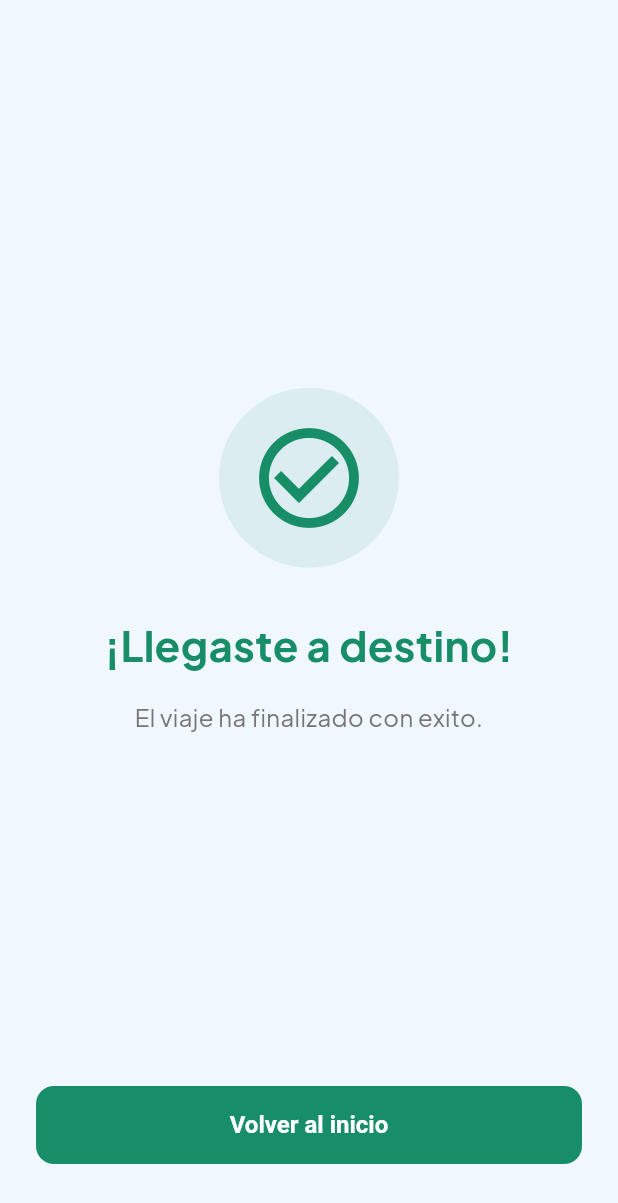
After one commit to CatalystXZR/uniride, a Flutter app: the ArrivalScreen screen opened by its route, on a phone screen of 412 x 824 dp. The commit adds this screen. Shown: the top 1203 px of the screen. Run offline on Flutter 3.47's test engine with Material 3 defaults, Android fonts, the phone set to English and light mode, and no system bars; our stand-ins replace flutter_local_notifications, flutter_riverpod, go_router, google_fonts, image_picker, supabase_flutter; accounts and stored records are empty.

Commit message:
feat: add complete ride manual + arrival screen for Apple review
- Add complete_ride_manual RPC for driver to finish ride
- Add Finalizar Viaje button in driver rides screen
- Add ArrivalScreen for passenger completion

```diff
--- a/turnoapp/lib/app/router.dart
+++ b/turnoapp/lib/app/router.dart
@@ -27,6 +27,7 @@ import '../features/wallet/wallet_screen.dart';
 import '../features/my_rides/my_rides_screen.dart';
 import '../features/my_rides/driver_rides_screen.dart';
 import '../features/my_rides/active_trip_screen.dart';
+import '../features/my_rides/arrival_screen.dart';
 import '../features/legal/terms_screen.dart';
 import '../features/legal/privacy_policy_screen.dart';
 import '../features/legal/support_screen.dart';
@@ -75,6 +76,7 @@ final GoRouter appRouter = GoRouter(
     ),
     GoRoute(path: '/wallet', builder: (_, __) => const WalletScreen()),
     GoRoute(path: '/my-rides', builder: (_, __) => const MyRidesScreen()),
+    GoRoute(path: '/arrival', builder: (_, __) => const ArrivalScreen()),
     GoRoute(
       path: '/active-trip/:bookingId',
       builder: (_, state) =>
--- /dev/null
+++ b/turnoapp/lib/features/my_rides/arrival_screen.dart
@@ -0,0 +1,77 @@
+import 'package:flutter/material.dart';
+import 'package:go_router/go_router.dart';
+
+import '../../app/theme.dart';
+
+class ArrivalScreen extends StatelessWidget {
+  const ArrivalScreen({super.key});
+
+  @override
+  Widget build(BuildContext context) {
+    return Scaffold(
+      body: SafeArea(
+        child: Padding(
+          padding: const EdgeInsets.all(24),
+          child: Column(
+            mainAxisAlignment: MainAxisAlignment.center,
+            children: [
+              const Spacer(),
+              Container(
+                width: 120,
+                height: 120,
+                decoration: BoxDecoration(
+                  color: const Color(0xFF178E68).withValues(alpha: 0.1),
+                  shape: BoxShape.circle,
+                ),
+                child: const Icon(
+                  Icons.check_circle_outline,
+                  size: 80,
+                  color: Color(0xFF178E68),
+                ),
+              ),
+              const SizedBox(height: 32),
+              const Text(
+                '¡Llegaste a destino!',
+                style: TextStyle(
+                  fontSize: 28,
+                  fontWeight: FontWeight.bold,
+                  color: Color(0xFF178E68),
+                ),
+                textAlign: TextAlign.center,
+              ),
+              const SizedBox(height: 16),
+              Text(
+                'El viaje ha finalizado con exito.',
+                style: TextStyle(
+                  fontSize: 16,
+                  color: Colors.grey.shade600,
+                ),
+                textAlign: TextAlign.center,
+              ),
+              const Spacer(),
+              SizedBox(
+                width: double.infinity,
+                child: ElevatedButton(
+                  onPressed: () => context.go('/my-rides'),
+                  style: ElevatedButton.styleFrom(
+                    backgroundColor: const Color(0xFF178E68),
+                    foregroundColor: Colors.white,
+                    padding: const EdgeInsets.symmetric(vertical: 16),
+                    shape: RoundedRectangleBorder(
+                      borderRadius: BorderRadius.circular(12),
+                    ),
+                  ),
+                  child: const Text(
+                    'Volver al inicio',
+                    style: TextStyle(fontSize: 16, fontWeight: FontWeight.w600),
+                  ),
+                ),
+              ),
+              const SizedBox(height: 24),
+            ],
+          ),
+        ),
+      ),
+    );
+  }
+}
--- a/turnoapp/lib/providers/driver_rides_provider.dart
+++ b/turnoapp/lib/providers/driver_rides_provider.dart
@@ -94,6 +94,12 @@ class DriverRidesNotifier extends StateNotifier<DriverRidesState> {
     await bookingService.driverCompleteTrip(bookingId);
     await load();
   }
+
+  Future<void> completeRide(String rideId) async {
+    final bookingService = _ref.read(bookingServiceProvider);
+    await bookingService.driverCompleteRide(rideId);
+    await load();
+  }
 }
 
 final driverRidesProvider =
--- a/turnoapp/lib/services/booking_service.dart
+++ b/turnoapp/lib/services/booking_service.dart
@@ -133,6 +133,12 @@ class BookingService {
     });
   }
 
+  Future<void> driverCompleteRide(String rideId) async {
+    await _client.rpc('complete_ride_manual', params: {
+      'p_ride_id': rideId,
+    });
+  }
+
   Future<void> cancelBooking(String bookingId) async {
     await _client.rpc('cancel_booking', params: {
       'p_booking_id': bookingId,
```
Also changed, not shown: turnoapp/lib/features/my_rides/driver_rides_screen.dart (+57 -1 lines), 1 other file.
